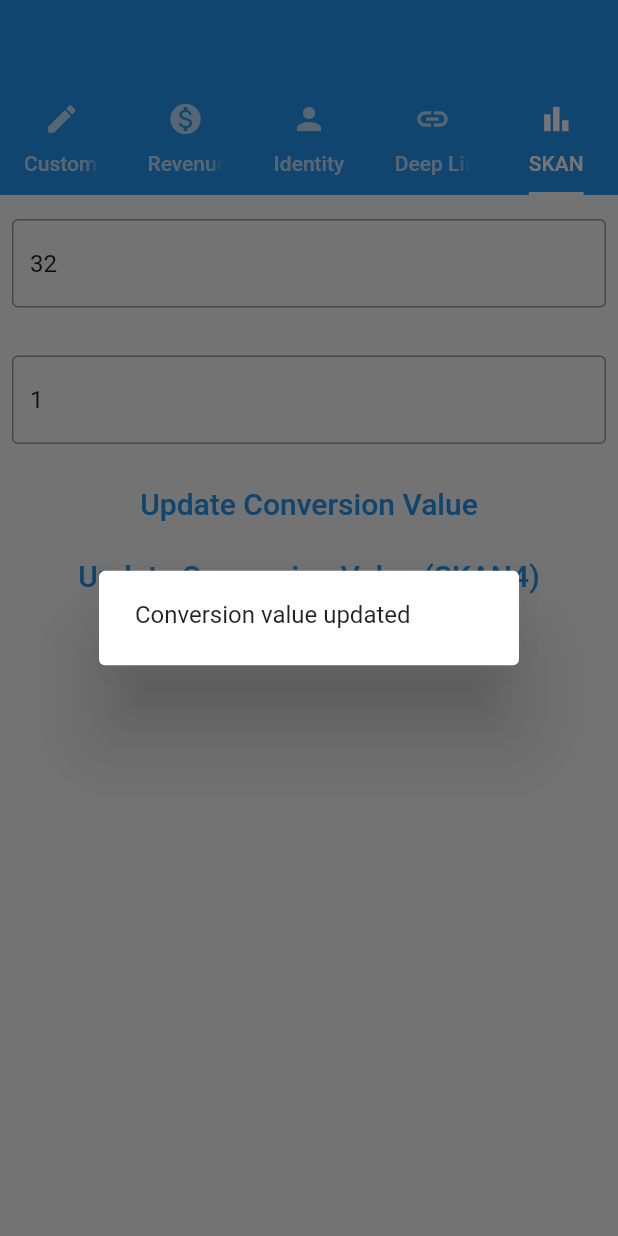
After one commit to singular-labs/Singular-Flutter-SDK, a Flutter app: the screen it shows after launch, tab 5 chosen, after a tap on "Update Conversion Value (SKAN4)", on a phone screen of 412 x 824 dp. The commit adds this screen. Run offline on Flutter 3.47's test engine with Material 2 defaults, Android fonts, the phone set to English and light mode, and no system bars.

Commit message:
added skan buttons

```diff
--- a/example/lib/main.dart
+++ b/example/lib/main.dart
@@ -3,6 +3,7 @@ import 'dart:async';
 import 'package:example/custom_event.dart';
 import 'package:example/identity.dart';
 import 'package:example/revenue.dart';
+import 'package:example/skan.dart';
 import 'package:flutter/cupertino.dart';
 import 'package:flutter/material.dart';
 import 'package:flutter/scheduler.dart';
@@ -117,13 +118,14 @@ class _MyHomePageState extends State<MyHomePage> with WidgetsBindingObserver {
           conversionValue.toString() + ' coarse: ' + coarse.toString() + ' lock: ' +  (lock? 'true':'false'));
     };
     config.manualSkanConversionManagement = true;
+    Singular.skanUpdateConversionValues(1, 2, true);
     Singular.start(config);
   }
 
   @override
   Widget build(BuildContext context) {
     return DefaultTabController(
-        length: 4,
+        length: 5,
         child: Scaffold(
           appBar: AppBar(
             elevation: 0,
@@ -132,6 +134,7 @@ class _MyHomePageState extends State<MyHomePage> with WidgetsBindingObserver {
               Tab(text: "Revenue", icon: Icon(Icons.monetization_on)),
               Tab(text: "Identity", icon: Icon(Icons.person)),
               Tab(text: "Deep Links", icon: Icon(Icons.insert_link)),
+              Tab(text: "SKAN", icon: Icon(Icons.bar_chart))
             ]),
           ),
           body: TabBarView(children: <Widget>[
@@ -139,6 +142,7 @@ class _MyHomePageState extends State<MyHomePage> with WidgetsBindingObserver {
             Revenue(),
             Identity(),
             Deeplink(deeplinkParams),
+            Skan()
           ]),
         ));
   }
--- /dev/null
+++ b/example/lib/skan.dart
@@ -0,0 +1,144 @@
+import 'package:flutter/cupertino.dart';
+import 'package:flutter/material.dart';
+import 'package:singular_flutter_sdk/singular.dart';
+
+class Skan extends StatefulWidget {
+  @override
+  State<StatefulWidget> createState() {
+    return MainPageState();
+  }
+}
+
+class MainPageState extends State<Skan> {
+  final fineValueTextController = TextEditingController(text:'32');
+  final coarseValueTextController = TextEditingController(text:'1');
+
+  // called on every foreground
+  @override
+  void initState() {
+    super.initState();
+  }
+
+  @override
+  Widget build(BuildContext context) {
+    return SingleChildScrollView(
+        child: Column(
+      crossAxisAlignment: CrossAxisAlignment.start,
+      children: <Widget>[
+        Padding(
+          padding: EdgeInsets.symmetric(horizontal: 8, vertical: 16),
+          child: TextField(
+            controller: fineValueTextController,
+            decoration: InputDecoration(
+              border: OutlineInputBorder(),
+              hintText: 'Fine Value',
+            ),
+          ),
+        ),
+        Padding(
+          padding: EdgeInsets.symmetric(horizontal: 8, vertical: 16),
+          child: TextField(
+            controller: coarseValueTextController,
+            decoration: InputDecoration(
+              border: OutlineInputBorder(),
+              hintText: 'Coarse Value',
+            ),
+          ),
+        ),
+        Center(
+          child: TextButton(
+            child: Text(
+              'Update Conversion Value',
+              style: TextStyle(fontSize: 20.0),
+            ),
+            onPressed: () {
+              print('updating conversion vlue' + fineValueTextController.text);
+              int? fineValue = int.tryParse(fineValueTextController.text);
+              if (fineValue == null  || fineValue < 0) {
+                showDialog(
+                  context: context,
+                  builder: (context) {
+                    return AlertDialog(
+                      // Retrieve the text the that user has entered by using the
+                      // TextEditingController.
+                      content: Text("Please enter a valid fine value"),
+                    );
+                  },
+                );
+                return;
+              }
+
+
+              Singular.skanUpdateConversionValue(fineValue);
+
+              showDialog(
+                context: context,
+                builder: (context) {
+                  return AlertDialog(
+                    // Retrieve the text the that user has entered by using the
+                    // TextEditingController.
+                    content: Text("Conversion value updated"),
+                  );
+                },
+              );
+            },
+          ),
+        ),
+        Center(
+          child: TextButton(
+            child: Text(
+              'Update Conversion Value (SKAN4)',
+              style: TextStyle(fontSize: 20.0),
+            ),
+            onPressed: () {
+              print('updating conversion vlue: ' + fineValueTextController.text + ' coarse: ' + coarseValueTextController.text);
+              int? fineValue = int.tryParse(fineValueTextController.text);
+              int? coarseValue = int.tryParse(coarseValueTextController.text);
+              if (fineValue == null  || fineValue < 0) {
+                showDialog(
+                  context: context,
+                  builder: (context) {
+                    return AlertDialog(
+                      // Retrieve the text the that user has entered by using the
+                      // TextEditingController.
+                      content: Text("Please enter a valid fine value"),
+                    );
+                  },
+                );
+                return;
+              }
+
+              if (coarseValue == null  || coarseValue < 0) {
+                showDialog(
+                  context: context,
+                  builder: (context) {
+                    return AlertDialog(
+                      // Retrieve the text the that user has entered by using the
+                      // TextEditingController.
+                      content: Text("Please enter a valid coarse value"),
+                    );
+                  },
+                );
+                return;
+              }
+
+
+              Singular.skanUpdateConversionValues(fineValue, coarseValue, false);
+
+              showDialog(
+                context: context,
+                builder: (context) {
+                  return AlertDialog(
+                    // Retrieve the text the that user has entered by using the
+                    // TextEditingController.
+                    content: Text("Conversion value updated"),
+                  );
+                },
+              );
+            },
+          ),
+        )
+      ],
+    ));
+  }
+}
```
Also changed, not shown: 4 other files.
